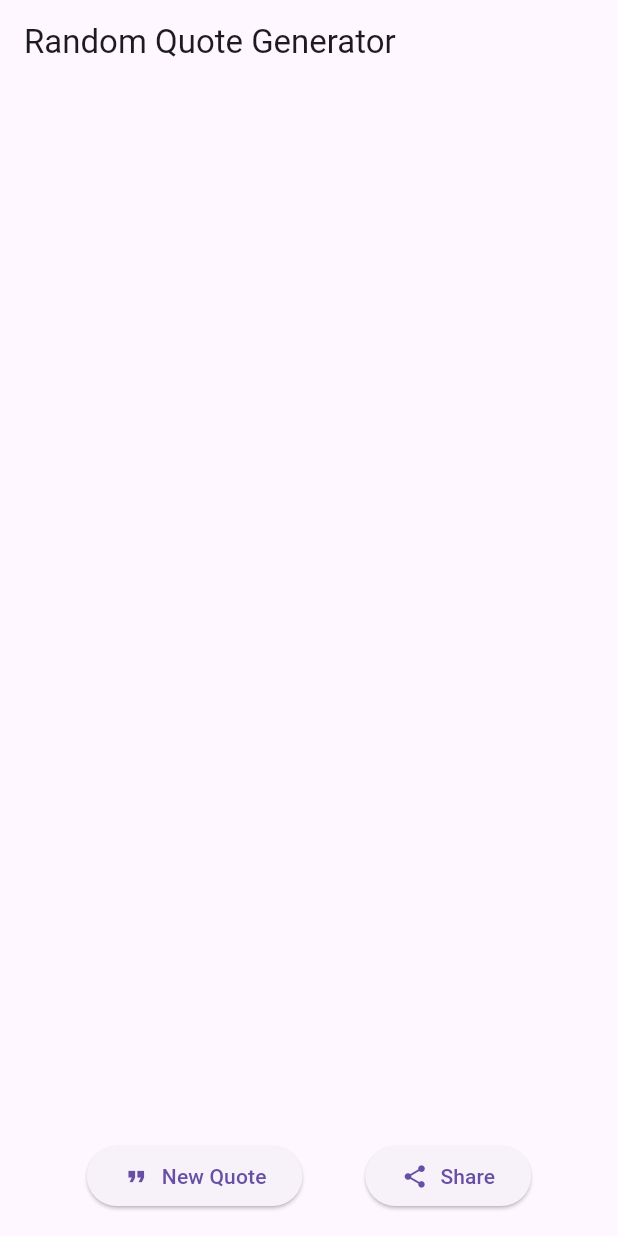
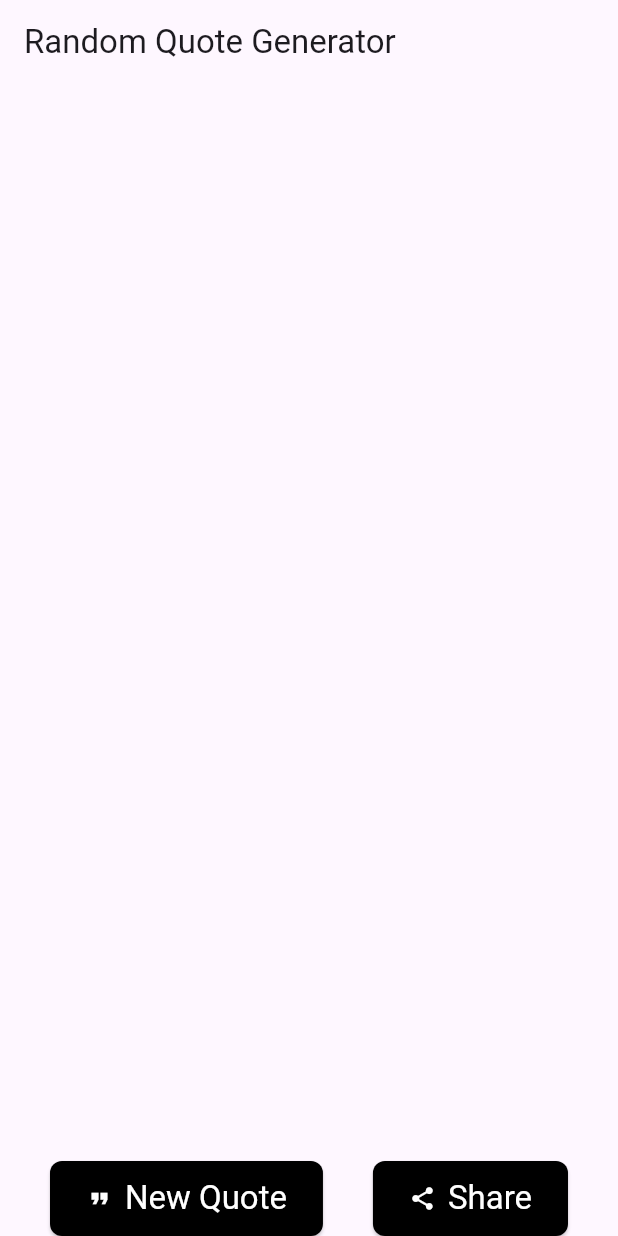
Before and after one commit to soutAhmedTayseer/CodeAlpha_RandomQuoteGenerator, a Flutter app: the screen it shows after launch, on a phone screen of 412 x 824 dp. Run offline on Flutter 3.47's test engine with Material 3 defaults, Android fonts, the phone set to English and light mode, and no system bars; our stand-ins replace share_plus.

Commit message:
updating buttons file

```diff
--- a/lib/buttons_row.dart
+++ b/lib/buttons_row.dart
@@ -4,37 +4,59 @@ class ButtonsRow extends StatelessWidget {
   final VoidCallback onNewQuote;
   final VoidCallback onShareQuote;
 
-  ButtonsRow({required this.onNewQuote, required this.onShareQuote});
+  const ButtonsRow({
+    required this.onNewQuote,
+    required this.onShareQuote,
+    Key? key,
+  }) : super(key: key);
 
   @override
   Widget build(BuildContext context) {
-    return Padding(
-      padding: const EdgeInsets.all(16.0),
-      child: Row(
+    final Color buttonColor = Colors.black; // Background color for buttons
+    final Color textColor = Colors.white; // Text and icon color for buttons
+
+    return Row(
       mainAxisAlignment: MainAxisAlignment.spaceEvenly,
       children: [
         ElevatedButton(
           onPressed: onNewQuote,
+          style: ElevatedButton.styleFrom(
+            foregroundColor: textColor, backgroundColor: buttonColor, // Set text and icon color
+            padding: EdgeInsets.symmetric(horizontal: 24, vertical: 12),
+            textStyle: TextStyle(fontSize: 22),
+            shape: RoundedRectangleBorder(
+              borderRadius: BorderRadius.circular(8), // Rounded corners
+            ),
+          ),
           child: Row(
+            mainAxisSize: MainAxisSize.min,
             children: [
-                Icon(Icons.format_quote),
+              Icon(Icons.format_quote, color: textColor), // Icon color
               SizedBox(width: 8),
-                Text('New Quote'),
+              Text('New Quote', style: TextStyle(color: textColor)), // Text color
             ],
           ),
         ),
         ElevatedButton(
           onPressed: onShareQuote,
+          style: ElevatedButton.styleFrom(
+            foregroundColor: textColor, backgroundColor: buttonColor, // Set text and icon color
+            padding: EdgeInsets.symmetric(horizontal: 24, vertical: 12),
+            textStyle: TextStyle(fontSize: 22),
+            shape: RoundedRectangleBorder(
+              borderRadius: BorderRadius.circular(8), // Rounded corners
+            ),
+          ),
           child: Row(
+            mainAxisSize: MainAxisSize.min,
             children: [
-                Icon(Icons.share),
+              Icon(Icons.share, color: textColor), // Icon color
               SizedBox(width: 8),
-                Text('Share'),
+              Text('Share', style: TextStyle(color: textColor)), // Text color
             ],
           ),
         ),
       ],
-      ),
     );
   }
 }
```
Lines whose indentation alone changed are shown as unchanged.
